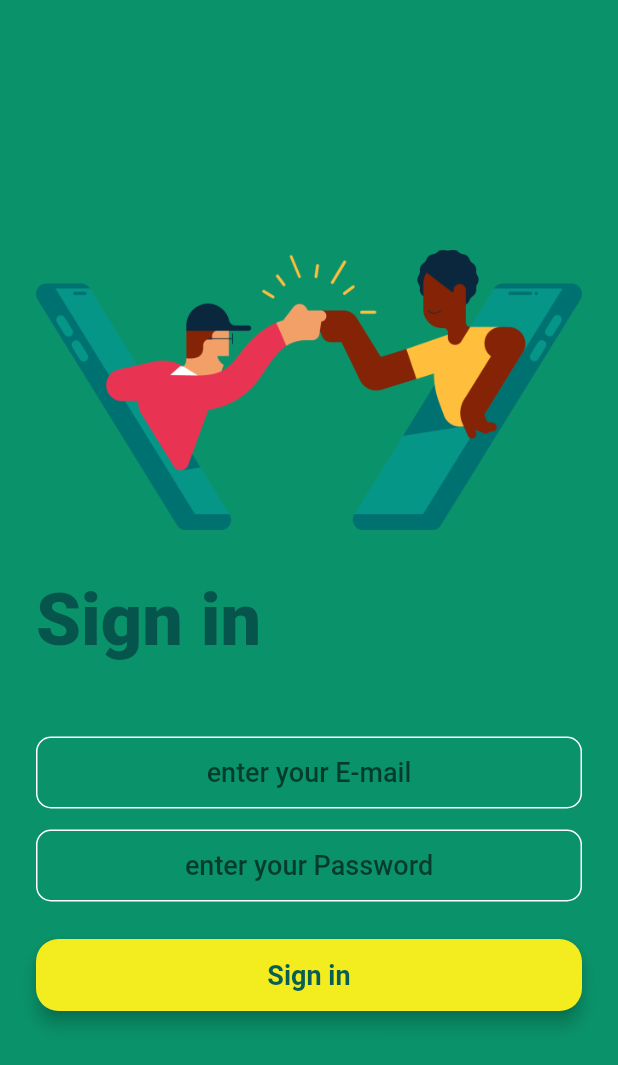
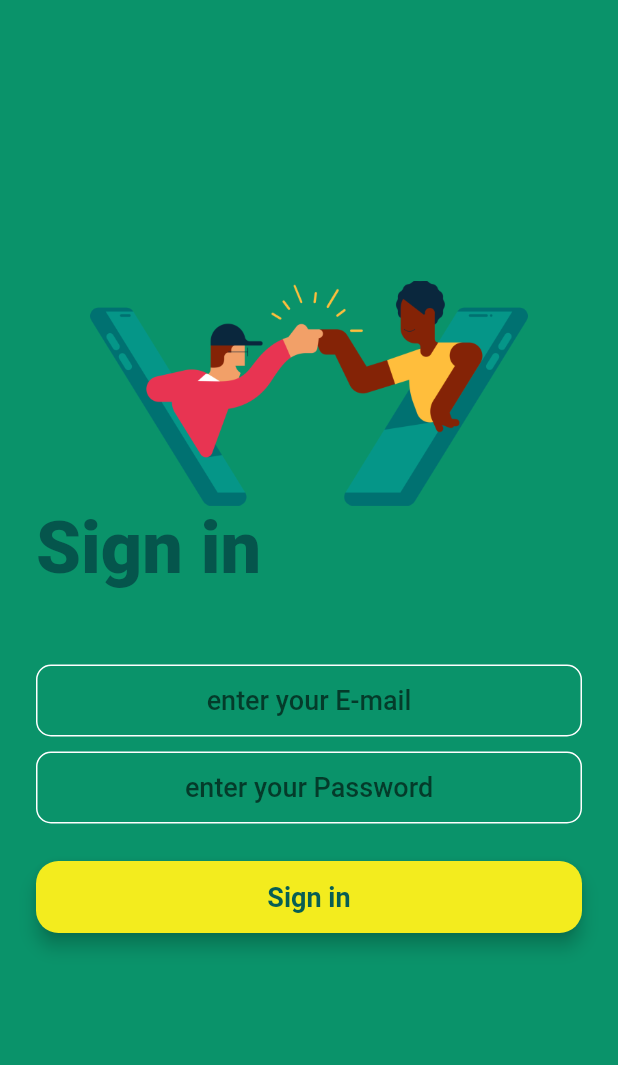
Before and after one commit to islamsarbast21/myptoject, a Flutter app: the screen it shows after launch, after a tap on "Sign in", on a phone screen of 412 x 824 dp. Shown: the top 1065 px of the screen. Run offline on Flutter 3.47's test engine with Material 2 defaults, Android fonts, the phone set to English and light mode, and no system bars; our stand-ins replace firebase_core; accounts and stored records are empty; network calls fail.

Commit message:
afew change

```diff
--- a/lib/screens/signingUIs.dart
+++ b/lib/screens/signingUIs.dart
@@ -26,7 +26,7 @@ class _signingUIsState extends State<signingUIs> {
           children: [
 
           Container(
-            height: 250,
+            height: 150,
             child: Image.asset('images/img_one.png'),
 
           ),
@@ -35,6 +35,7 @@ class _signingUIsState extends State<signingUIs> {
               ),
           SizedBox(height: 50),
           TextField(
+            keyboardType: TextInputType.emailAddress,
             style: TextStyle(fontSize: 18,fontWeight: FontWeight.w500,),
             textAlign: TextAlign.center,
             onChanged: (value){},
@@ -56,8 +57,9 @@ class _signingUIsState extends State<signingUIs> {
 
               ),
           ),
-          SizedBox(height: 14,),
+          SizedBox(height: 10,),
           TextField(
+            obscureText: true,
             style: TextStyle(fontSize: 18,fontWeight: FontWeight.w500,),
             textAlign: TextAlign.center,
             onChanged: (value){},
```
Also changed, not shown: lib/screens/regestrationUIs.dart (+21 -4 lines).
